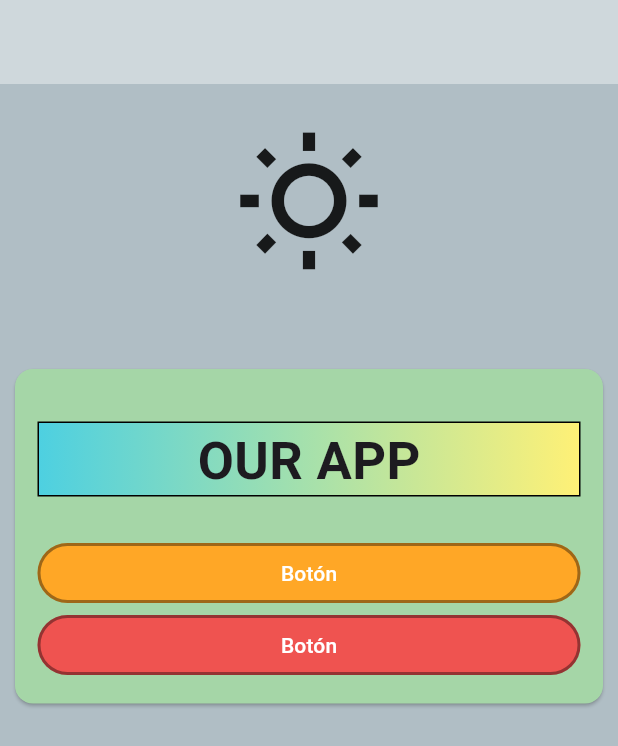
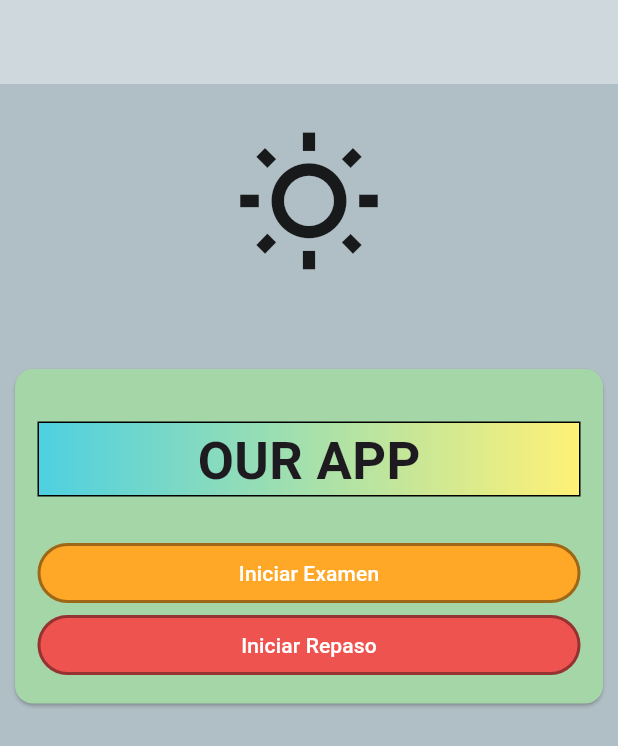
Before and after one commit to MiguelC29/DART_EXERCISES, a Flutter app: the screen it shows after launch, on a phone screen of 412 x 824 dp. Shown: the top 746 px of the screen. Run offline on Flutter 3.47's test engine with Material 3 defaults, Android fonts, the phone set to English and light mode, and no system bars.

Commit message:
Avances poquitos

```diff
--- a/flutter_application_2/lib/pages/home.dart
+++ b/flutter_application_2/lib/pages/home.dart
@@ -58,7 +58,7 @@ class HomePage extends StatelessWidget {
                     ),
                   ),
                   OutlinedButton(onPressed: (){},
-                    child: const Text('Botón'),
+                    child: const Text('Iniciar Examen'),
                     style: OutlinedButton.styleFrom(
                       // backgroundColor: Colors.pink,
                       // backgroundColor: Color.fromARGB(255, 10, 11, 19),
@@ -69,7 +69,7 @@ class HomePage extends StatelessWidget {
                     ),
                   ),
                   OutlinedButton(onPressed: (){},
-                    child: const Text('Botón'),
+                    child: const Text('Iniciar Repaso'),
                     style: OutlinedButton.styleFrom(
                       backgroundColor: Colors.red.shade400,
                       foregroundColor: Colors.white,
```
Also changed, not shown: flutter_application_2/lib/pages/examen.dart (added, +14 -0 lines), flutter_application_2/lib/pages/repaso.dart (added, +14 -0 lines).
